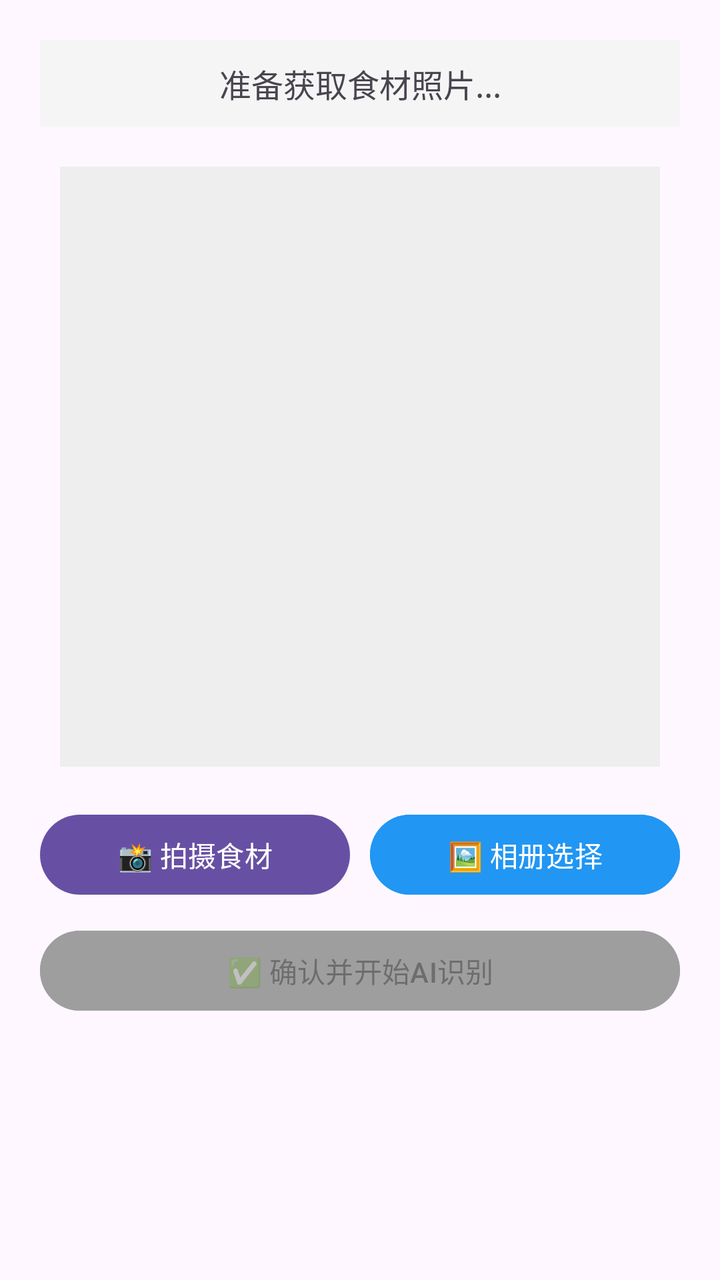
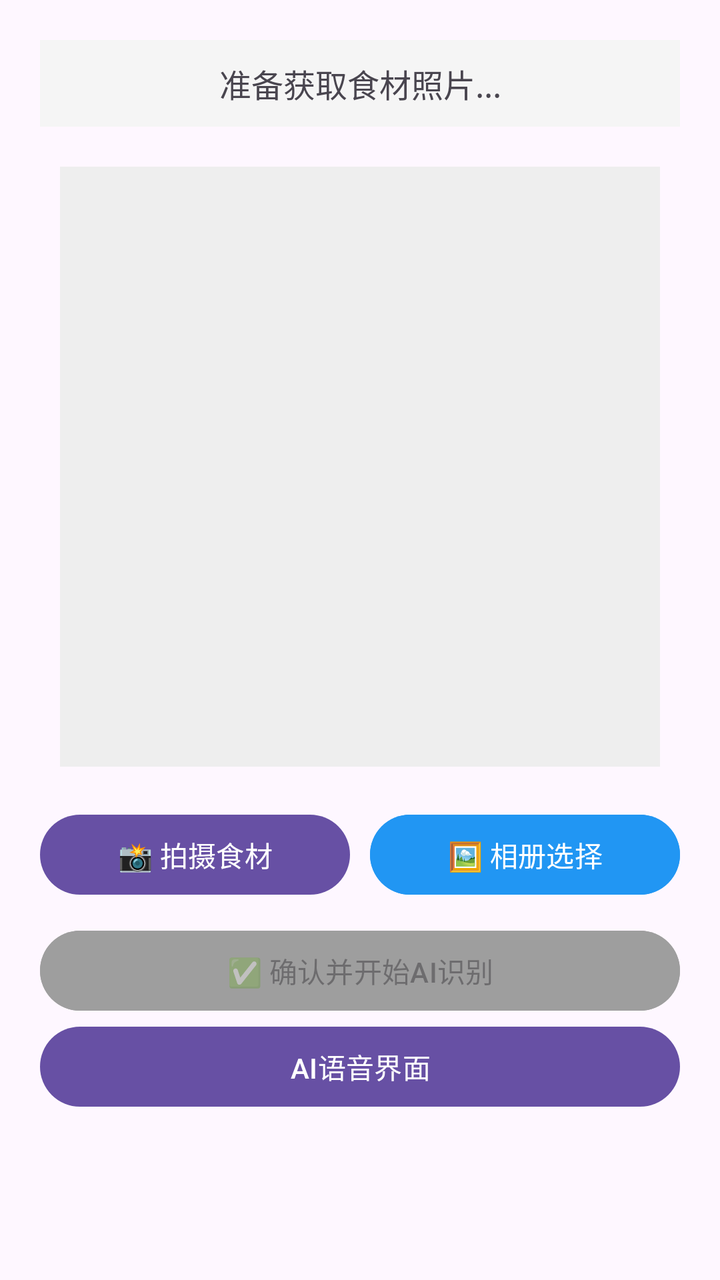

Two renders of the same Android screen: before a commit and after it. Below are the layout's source before the change and the commit's diff.
<!-- AndroidManifest.xml: application theme Theme.NutriCompass -->
<!-- res/layout/activity_camera.xml -->
<?xml version="1.0" encoding="utf-8"?>
<LinearLayout xmlns:android="http://schemas.android.com/apk/res/android"
    android:layout_width="match_parent"
    android:layout_height="match_parent"
    android:orientation="vertical"
    android:gravity="center_horizontal"
    android:padding="20dp">

    <TextView
        android:id="@+id/tv_status"
        android:layout_width="match_parent"
        android:layout_height="wrap_content"
        android:text="准备获取食材照片..."
        android:textSize="16sp"
        android:gravity="center"
        android:layout_marginBottom="20dp"
        android:padding="10dp"
        android:background="#F5F5F5"/>

    <ImageView
        android:id="@+id/imageView"
        android:layout_width="300dp"
        android:layout_height="300dp"
        android:scaleType="centerCrop"
        android:background="#EEEEEE"
        android:layout_marginBottom="20dp"
        android:contentDescription="食材照片预览" />

    <LinearLayout
        android:layout_width="match_parent"
        android:layout_height="wrap_content"
        android:orientation="horizontal"
        android:gravity="center"
        android:layout_marginBottom="10dp">

        <Button
            android:id="@+id/btn_take_photo"
            android:layout_width="0dp"
            android:layout_weight="1"
            android:layout_height="wrap_content"
            android:layout_marginEnd="5dp"
            android:text="📸 拍摄食材" />

        <Button
            android:id="@+id/btn_pick_photo"
            android:layout_width="0dp"
            android:layout_weight="1"
            android:layout_height="wrap_content"
            android:layout_marginStart="5dp"
            android:backgroundTint="#2196F3"
            android:text="🖼️ 相册选择" />
    </LinearLayout>

    <Button
        android:id="@+id/btn_confirm_photo"
        android:layout_width="match_parent"
        android:layout_height="wrap_content"
        android:text="✅ 确认并开始AI识别"
        android:enabled="false"
        android:backgroundTint="#9E9E9E"/>

</LinearLayout>
<!-- resources referenced by this layout -->
<resources>
  <style name="Theme.NutriCompass" parent="Base.Theme.NutriCompass" />
  <style name="Base.Theme.NutriCompass" parent="Theme.Material3.DayNight.NoActionBar">
          
          
      </style>
</resources>

<!-- the commit's change to res/layout/activity_camera.xml (unified diff, before → after) -->
@@ -58,5 +58,9 @@
         android:text="✅ 确认并开始AI识别"
         android:enabled="false"
         android:backgroundTint="#9E9E9E"/>
-
+    <Button
+        android:id="@+id/btn_talk_with_ai"
+        android:layout_width="match_parent"
+        android:layout_height="wrap_content"
+        android:text="AI语音界面" />
 </LinearLayout>
